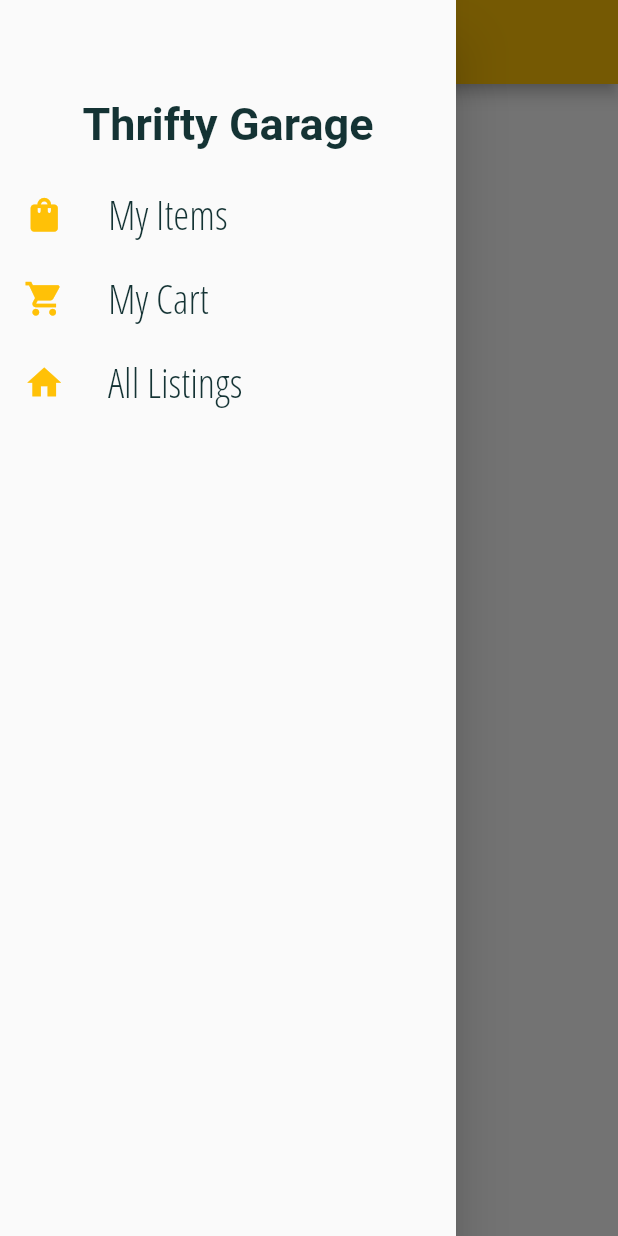
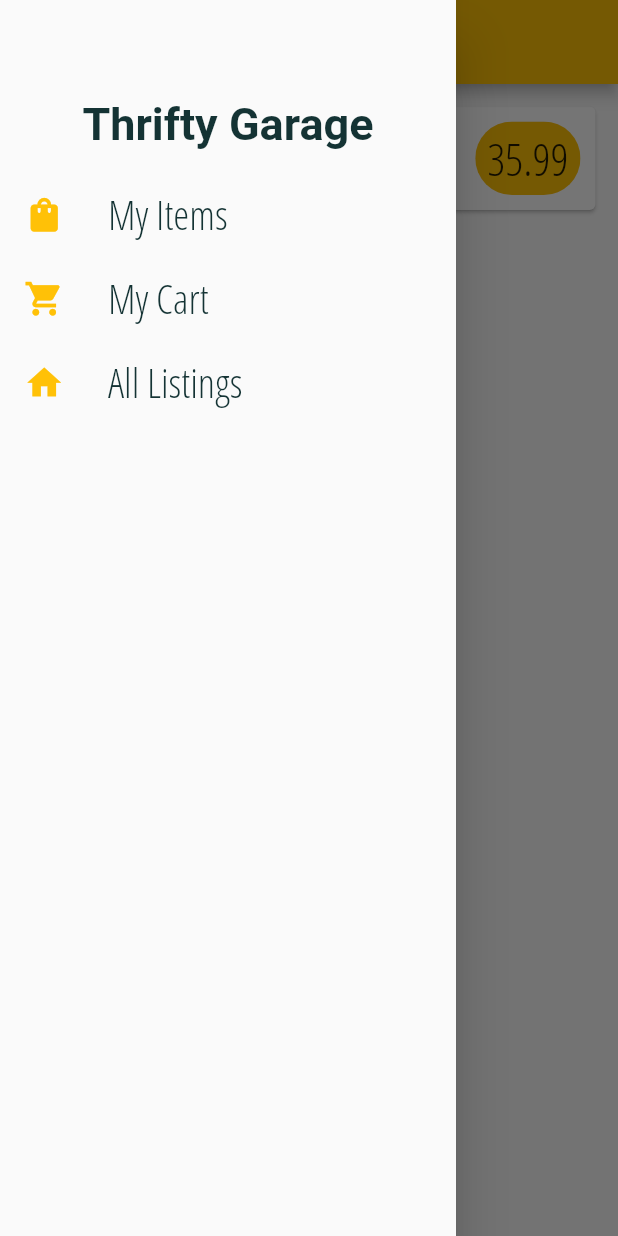
Before and after one commit to nayelipleskac/garage_sale_app, a Flutter app: the CartScreen screen opened by its route, with the side drawer open, on a phone screen of 412 x 824 dp. Run offline on Flutter 3.47's test engine with Material 2 defaults, Android fonts, the phone set to English and light mode, and no system bars; our stand-ins replace camera, cloud_firestore, firebase_core, firebase_storage; accounts and stored records are empty; network calls fail; Roboto replaces fonts that are missing (Lato-Light).

Commit message:
cart screen

```diff
--- a/lib/main.dart
+++ b/lib/main.dart
@@ -37,7 +37,7 @@ class MyApp extends StatelessWidget {
               ),
               bodyText2: TextStyle(
                 color: Color.fromRGBO(20, 51, 52, 1),
-                fontSize: 30,
+                fontSize: 25,
               ),
               headline6: TextStyle(
                 fontSize: 20,
--- a/lib/screens/all_listings_screen.dart
+++ b/lib/screens/all_listings_screen.dart
@@ -59,6 +59,7 @@ class AllListingsScreen extends StatelessWidget {
             fontFamily: 'Lato-Light',
           ),
         ),
+        centerTitle: true,
       ),
       drawer: MainDrawer(),
       body: StreamBuilder<QuerySnapshot>(
--- a/lib/screens/cart_screen.dart
+++ b/lib/screens/cart_screen.dart
@@ -1,5 +1,6 @@
 import 'package:flutter/material.dart';
-import 'package:new2u_project/widgets/drawer.dart';
+
+import '../widgets/drawer.dart';
 
 class CartScreen extends StatelessWidget {
   static const routeName = '/cart-screen';
@@ -7,9 +8,50 @@ class CartScreen extends StatelessWidget {
   Widget build(BuildContext context) {
     return Scaffold(
       appBar: AppBar(
-        title: Text('My Cart'),
+        title: Text(
+          'My Cart',
+          style: TextStyle(
+            fontSize: 25,
+            fontFamily: 'Lato-Light',
+          ),
+        ),
+        centerTitle: true,
       ),
       drawer: MainDrawer(),
+      body: Column(
+        children: [
+          Card(
+            margin: EdgeInsets.all(15),
+            child: Padding(
+              padding: const EdgeInsets.all(10.0),
+              child: Row(
+                mainAxisAlignment: MainAxisAlignment.spaceBetween,
+                children: [
+                  Text(
+                    'Total Amount: ',
+                    style: TextStyle(fontSize: 30),
+                  ),
+                  Spacer(),
+                  Chip(
+                    label: Text(
+                      '35.99',
+                      style: TextStyle(
+                        color:
+                            Theme.of(context).primaryTextTheme.headline6.color,
+                      ),
+                    ),
+                    backgroundColor: Theme.of(context).primaryColor,
+                  ),
+                ],
+              ),
+            ),
+          ),
+          SizedBox(
+            height: 15,
+          ),
+          //ListView.builder(),
+        ],
+      ),
     );
   }
 }
--- a/lib/widgets/all_listings_item.dart
+++ b/lib/widgets/all_listings_item.dart
@@ -45,6 +45,9 @@ class AllListingsItem extends StatelessWidget {
                     child: Column(
                       mainAxisAlignment: MainAxisAlignment.center,
                       children: [
+                        Expanded(
+                          child: Column(
+                            children: [
                               Text(title),
                               Text('\$$price'),
                               IconButton(
@@ -68,6 +71,9 @@ class AllListingsItem extends StatelessWidget {
                       ],
                     ),
                   ),
+                ],
+              ),
+            ),
           ),
         ),
       ],
--- a/lib/widgets/drawer.dart
+++ b/lib/widgets/drawer.dart
@@ -34,7 +34,10 @@ class MainDrawer extends StatelessWidget {
             child: Text(
               'Thrifty Garage',
               style: TextStyle(
-                  fontSize: 30, fontWeight: FontWeight.bold, fontFamily: ''),
+                fontSize: 30,
+                fontWeight: FontWeight.bold,
+                fontFamily: 'Lato-Light',
+              ),
             ),
           ),
           buildListTile('My Items', Icons.shopping_bag, () {
```
Also changed, not shown: lib/screens/all_listings_detail_screen.dart (+15 -0 lines), lib/widgets/cart_item.dart (added, +13 -0 lines). Lines whose indentation alone changed are shown as unchanged.
